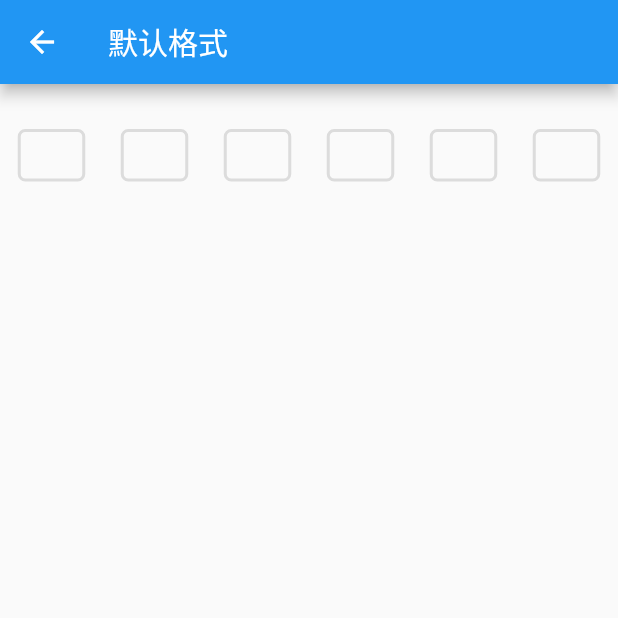
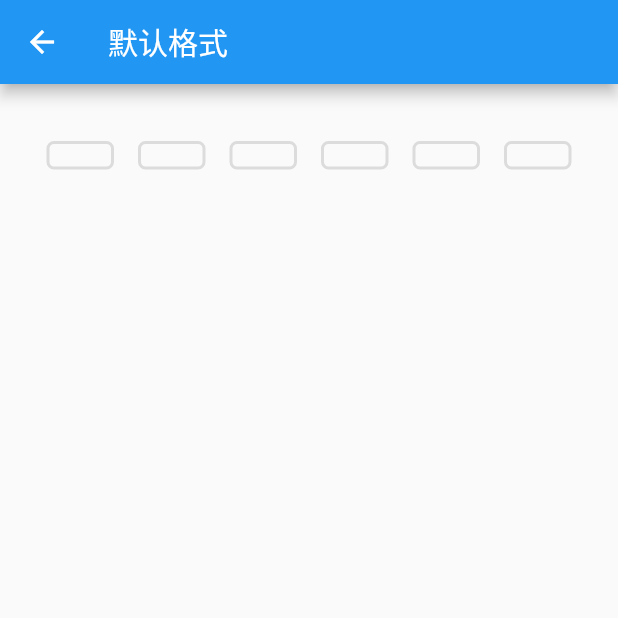
Before and after one commit to lich2333/f_verification_box, a Flutter app: the DefaultPage screen opened by its route, on a phone screen of 412 x 824 dp, the top half of it. Run offline on Flutter 3.47's test engine with Material 2 defaults, Android fonts, the phone set to English and light mode, and no system bars.

Commit message:
add padding

```diff
--- a/lib/src/verification_box.dart
+++ b/lib/src/verification_box.dart
@@ -16,6 +16,7 @@ class VerificationBox extends StatefulWidget {
     this.onSubmitted,
     this.type = VerificationBoxItemType.box,
     this.decoration,
+    this.padding = 8.0,
     this.borderWidth = 2.0,
     this.borderRadius = 5.0,
     this.textStyle,
@@ -31,6 +32,8 @@ class VerificationBox extends StatefulWidget {
     this.cursorEndIndent = 10,
     this.onChanged,
   }) : super(key: key);
+
+  final double padding;
 
   /// 几位验证码，一般6位，还有4位的
   final int count;
@@ -131,11 +134,13 @@ class _VerificationBox extends State<VerificationBox> {
           Positioned.fill(
             top: 30,
             child: Row(
-              mainAxisAlignment: MainAxisAlignment.spaceAround,
+              mainAxisAlignment: MainAxisAlignment.center,
               children: List.generate(widget.count, (index) {
-                return SizedBox(
+                return Padding(
+                  padding: EdgeInsets.all(widget.padding),
+                  child: SizedBox(
                     width: widget.itemWidth,
-                  heigth:widget.itemWidth,
+                    height: widget.itemWidth,
                     child: VerificationBoxItem(
                       itemWidth: widget.itemWidth,
                       data: _contentList[index],
@@ -144,16 +149,14 @@ class _VerificationBox extends State<VerificationBox> {
                       decoration: widget.decoration,
                       borderRadius: widget.borderRadius,
                       borderWidth: widget.borderWidth,
-                    borderColor: (_controller.text.length == index
-                            ? widget.focusBorderColor
-                            : widget.borderColor) ??
+                      borderColor: (_controller.text.length == index ? widget.focusBorderColor : widget.borderColor) ??
                           widget.borderColor,
-                    showCursor:
-                        widget.showCursor && _controller.text.length == index,
+                      showCursor: widget.showCursor && _controller.text.length == index,
                       cursorColor: widget.cursorColor,
                       cursorWidth: widget.cursorWidth,
                       cursorIndent: widget.cursorIndent,
                       cursorEndIndent: widget.cursorEndIndent,
+                    ),
                   ),
                 );
               }),
@@ -171,12 +174,9 @@ class _VerificationBox extends State<VerificationBox> {
       controller: _controller,
       focusNode: _focusNode,
       decoration: const InputDecoration(
-        border: UnderlineInputBorder(
-            borderSide: BorderSide(color: Colors.transparent)),
-        enabledBorder: UnderlineInputBorder(
-            borderSide: BorderSide(color: Colors.transparent)),
-        focusedBorder: UnderlineInputBorder(
-            borderSide: BorderSide(color: Colors.transparent)),
+        border: UnderlineInputBorder(borderSide: BorderSide(color: Colors.transparent)),
+        enabledBorder: UnderlineInputBorder(borderSide: BorderSide(color: Colors.transparent)),
+        focusedBorder: UnderlineInputBorder(borderSide: BorderSide(color: Colors.transparent)),
       ),
       cursorWidth: 0,
       autofocus: widget.autoFocus,
```
Lines whose indentation alone changed are shown as unchanged.
